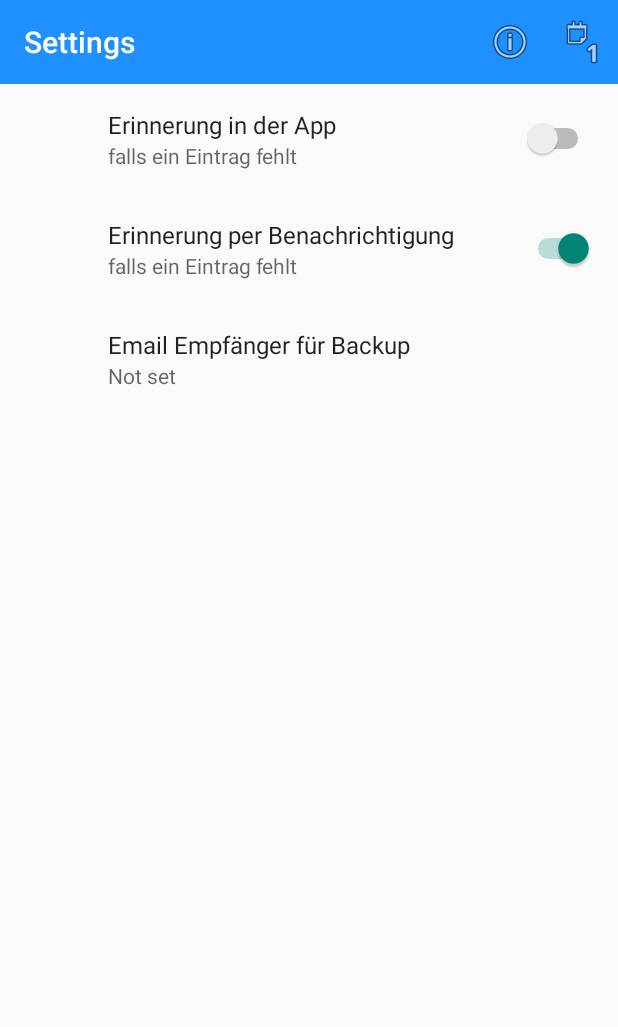
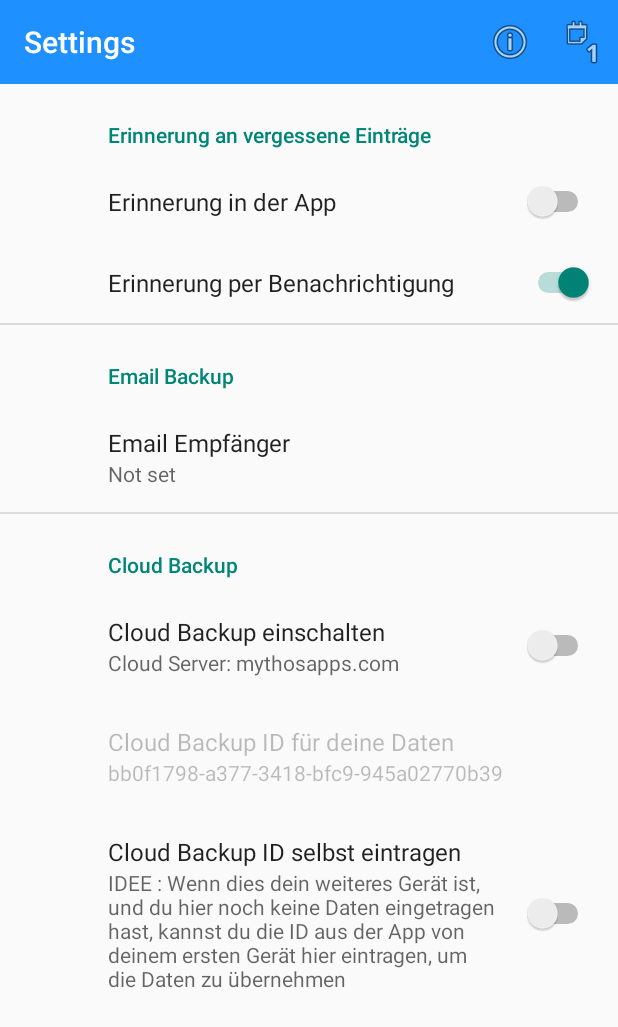
Before and after one commit to AndyCooler/github-time15, an Android app: the MainSettingsFragment screen opened directly, with no data from a screen before it, on a phone screen of 412 x 824 dp. Shown: the top 1027 px of the screen. Run offline under Robolectric (Android 15) with nearby library versions, the phone set to English and light mode, and no system bars; our stand-ins replace Volley, androidx.preference.

Commit message:
2.9.6 cloud backup idea, strategy and ui elements

```diff
--- a/app/src/main/java/com/mythosapps/time15/MainSettingsFragment.java
+++ b/app/src/main/java/com/mythosapps/time15/MainSettingsFragment.java
@@ -20,7 +20,8 @@ public class MainSettingsFragment extends PreferenceFragmentCompat {
     @Override
     public void onResume() {
         super.onResume();
-        getPreferenceManager().getSharedPreferences().registerOnSharedPreferenceChangeListener(listener);
+        SharedPreferences sharedPreferences = getPreferenceManager().getSharedPreferences();
+        sharedPreferences.registerOnSharedPreferenceChangeListener(listener);
     }
 
     @Override
--- a/app/src/main/java/com/mythosapps/time15/SettingsActivity.java
+++ b/app/src/main/java/com/mythosapps/time15/SettingsActivity.java
@@ -9,11 +9,11 @@ import androidx.annotation.Nullable;
 import androidx.appcompat.app.AppCompatActivity;
 import androidx.appcompat.widget.Toolbar;
 
-import com.mythosapps.time15.storage.CloudStorage;
+import com.mythosapps.time15.storage.CloudBackup;
 
 public class SettingsActivity extends AppCompatActivity {
 
-    private CloudStorage cloudStorage;
+    private CloudBackup cloudBackup;
 
     @Override
     protected void onCreate(@Nullable Bundle savedInstanceState) {
@@ -30,13 +30,13 @@ public class SettingsActivity extends AppCompatActivity {
         //settingsFragment. ...
         getSupportFragmentManager().beginTransaction().add(R.id.settingsFrame, settingsFragment).commit();
 
-        cloudStorage = new CloudStorage();
+        cloudBackup = new CloudBackup();
     }
 
     @Override
     protected void onStop() {
         super.onStop();
-        cloudStorage.disconnect();
+        cloudBackup.disconnect();
     }
 
     @Override
@@ -60,7 +60,7 @@ public class SettingsActivity extends AppCompatActivity {
         }
 
         if (id == R.id.action_check_cloud_available) {
-            cloudStorage.checkCloudBackupAccessible(this, findViewById(R.id.settingsFrame));
+            cloudBackup.requestAvailability(this, findViewById(R.id.settingsFrame));
         }
 
         return super.onOptionsItemSelected(item);
--- a/app/src/main/res/values/strings.xml
+++ b/app/src/main/res/values/strings.xml
@@ -17,6 +17,7 @@
     <string name="main_end">Ende</string>
     <string name="main_pause">Pause</string>
     <string name="main_default_task">Arbeit</string>
+    <string name="menu_cloud_status">Status Cloud Backup</string>
     <string name="menu_back">Zurück</string>
     <string name="menu_forward">Vorwärts</string>
     <string name="menu_day">Day</string>
@@ -28,7 +29,7 @@
     <string name="menu_edit">Aufgabentyp anpassen</string>
     <string name="menu_delete">Eintrag Löschen</string>
     <string name="menu_note">Notiz erfassen</string>
-    <string name="menu_send">Backup / Export</string>
+    <string name="menu_send">Email Backup</string>
     <string name="new_task_title">Aufgabentyp hinzufügen</string>
     <string name="edit_task_title">Aufgabentyp anpassen</string>
     <string name="edit_task_with_begin_end">Mit Von-Bis Uhrzeit</string>
--- a/app/src/main/res/xml/main_preferences.xml
+++ b/app/src/main/res/xml/main_preferences.xml
@@ -1,24 +1,50 @@
 <?xml version="1.0" encoding="utf-8"?>
 <androidx.preference.PreferenceScreen xmlns:android="http://schemas.android.com/apk/res/android"
     xmlns:app="http://schemas.android.com/apk/res-auto"
-    android:layout_height="match_parent"
-    android:layout_width="match_parent">
+    android:layout_width="match_parent"
+    android:layout_height="match_parent">
+    <PreferenceCategory android:title="Erinnerung an vergessene Einträge">
+
         <androidx.preference.SwitchPreference
             android:defaultValue="false"
             android:key="setting_reminder_popup_active"
             android:title="Erinnerung in der App"
-        android:summary="falls ein Eintrag fehlt"
             app:useSimpleSummaryProvider="true" />
 
         <androidx.preference.SwitchPreference
             android:defaultValue="true"
             android:key="setting_reminder_notifications_active"
             android:title="Erinnerung per Benachrichtigung"
-        android:summary="falls ein Eintrag fehlt"
+            app:useSimpleSummaryProvider="true" />
+    </PreferenceCategory>
+
+    <PreferenceCategory android:title="Email Backup">
+        <androidx.preference.EditTextPreference
+            android:key="settings_backup_email_address"
+            android:title="Email Empfänger"
+            app:useSimpleSummaryProvider="true" />
+    </PreferenceCategory>
+
+    <PreferenceCategory android:title="Cloud Backup">
+        <androidx.preference.SwitchPreference
+            android:defaultValue="false"
+            android:key="settings_cloud_backup"
+            android:summary="Cloud Server: mythosapps.com"
+            android:title="Cloud Backup einschalten"
             app:useSimpleSummaryProvider="true" />
 
         <androidx.preference.EditTextPreference
-        android:key="settings_backup_email_address"
-        android:title="Email Empfänger für Backup"
+            android:key="settings_cloud_backup_id"
+            android:title="Cloud Backup ID für deine Daten"
+            android:enabled="false"
             app:useSimpleSummaryProvider="true" />
+
+        <androidx.preference.SwitchPreference
+            android:defaultValue="false"
+            android:key="settings_cloud_backup_id_editable"
+            android:summary="IDEE : Wenn dies dein weiteres Gerät ist, und du hier noch keine Daten eingetragen hast, kannst du die ID aus der App von deinem ersten Gerät hier eintragen, um die Daten zu übernehmen"
+            android:title="Cloud Backup ID selbst eintragen"
+            app:useSimpleSummaryProvider="true" />
+
+    </PreferenceCategory>
 </androidx.preference.PreferenceScreen>
```
Also changed, not shown: app/src/main/java/com/mythosapps/time15/MainActivity.java (+47 -2 lines), app/src/main/java/com/mythosapps/time15/storage/CloudBackup.java (added, +93 -0 lines), app/src/main/java/com/mythosapps/time15/storage/CloudStorage.java (deleted, +0 -83 lines), app/src/main/java/com/mythosapps/time15/util/AppVersion.java (+8 -0 lines), app/src/main/res/drawable/ic_baseline_cloud_24.xml (added, +10 -0 lines), app/src/main/res/drawable/ic_baseline_cloud_done_24.xml (added, +10 -0 lines), app/src/main/res/drawable/ic_baseline_cloud_off_24.xml (added, +10 -0 lines), app/src/main/res/drawable/ic_baseline_cloud_queue_24.xml (added, +10 -0 lines), app/src/main/res/menu/menu_main.xml (+8 -1 lines). Lines whose indentation alone changed are shown as unchanged.
